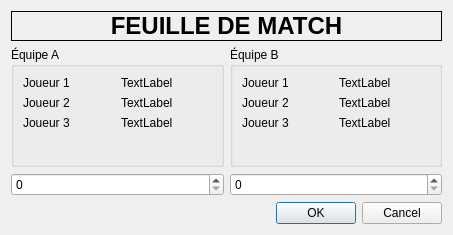
Old version of the form Matchwindow.ui in the repository arabine/tanca.
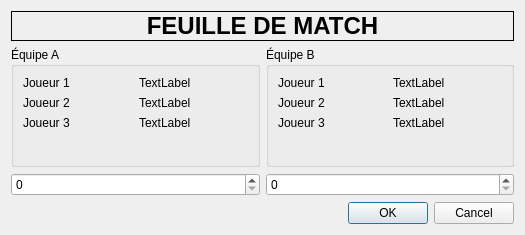
New version of the form.

The edit to the form file:
```diff
--- a/Matchwindow.ui
+++ b/Matchwindow.ui
@@ -6,7 +6,7 @@
    <rect>
     <x>0</x>
     <y>0</y>
-    <width>453</width>
+    <width>525</width>
     <height>235</height>
    </rect>
   </property>
```
Left out of the diff: 4 changed lines with no effect on the pictures.
